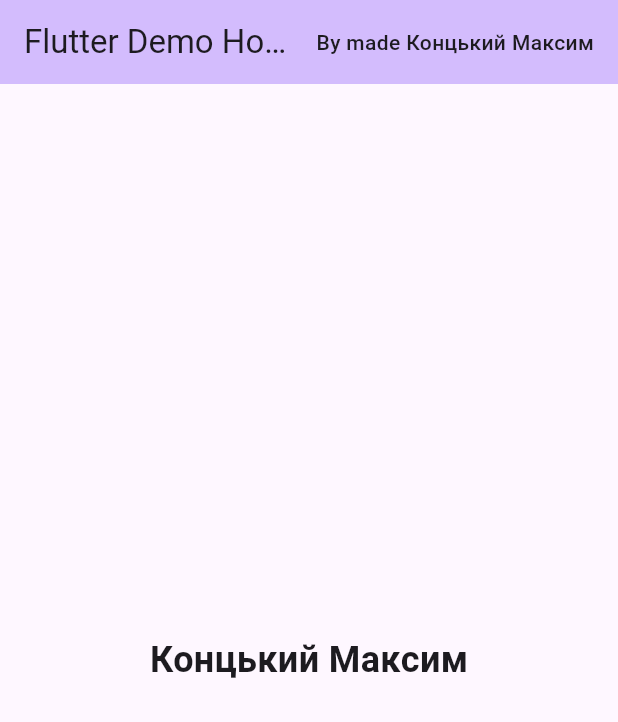
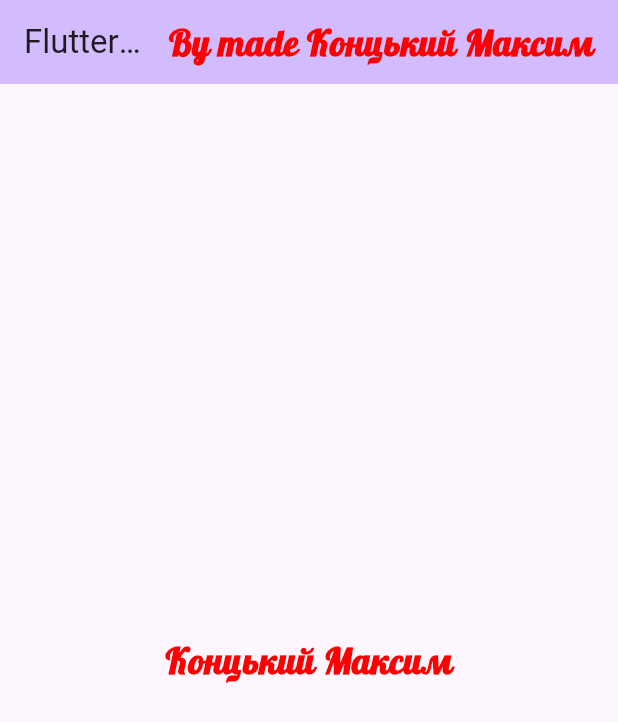
Before and after one commit to LordMaks2002/Homework, a Flutter app: the screen it shows after launch, on a phone screen of 412 x 824 dp. Shown: the top 722 px of the screen. Run offline on Flutter 3.47's test engine with Material 3 defaults, Android fonts, the phone set to English and light mode, and no system bars; our stand-ins replace google_fonts.

Commit message:
Two HomeWork complete maby

```diff
--- a/lib/main.dart
+++ b/lib/main.dart
@@ -1,4 +1,5 @@
 import 'package:flutter/material.dart';
+import 'package:google_fonts/google_fonts.dart';
 
 void main() {
   runApp(const MyApp());
@@ -36,28 +37,33 @@ class _MyHomePageState extends State<MyHomePage> {
       appBar: AppBar(
         backgroundColor: Theme.of(context).colorScheme.inversePrimary,
         title: Text(widget.title),
-        actions: const [
+        actions: [
           Padding(
-            padding: EdgeInsets.only(right: 16.0),
+            padding: const EdgeInsets.only(right: 16.0),
             child: Center(
               child: Text(
                 'By made Концький Максим',
-                style: TextStyle(fontSize: 14, fontWeight: FontWeight.w500),
+                style: GoogleFonts.lobster(
+                  fontSize: 24,
+                  fontWeight: FontWeight.bold,
+                  color: const Color.fromARGB(255, 255, 0, 0),
+                ),
               ),
             ),
           ),
         ],
       ),
-      body: const Center(
+      body: Center(
         child: Column(
           mainAxisAlignment: MainAxisAlignment.center,
           children: <Widget>[
             Text(
               'Концький Максим',
-              style: TextStyle(
-                fontSize: 24,
-                fontWeight: FontWeight.bold,
-              ),
+              style: GoogleFonts.lobster(
+                  textStyle: TextStyle(
+                      fontSize: 24,
+                      fontWeight: FontWeight.bold,
+                      color: const Color.fromARGB(255, 255, 0, 0))),
             ),
           ],
         ),
--- a/pubspec.yaml
+++ b/pubspec.yaml
@@ -1,6 +1,6 @@
 name: flutter_application_testdomash
 description: "A new Flutter project."
-publish_to: 'none'
+publish_to: "none"
 version: 0.1.0
 
 environment:
@@ -9,6 +9,7 @@ environment:
 dependencies:
   flutter:
     sdk: flutter
+  google_fonts: ^6.2.1
 
 dev_dependencies:
   flutter_test:
```
Also changed, not shown: pubspec.lock, 1 other file.
